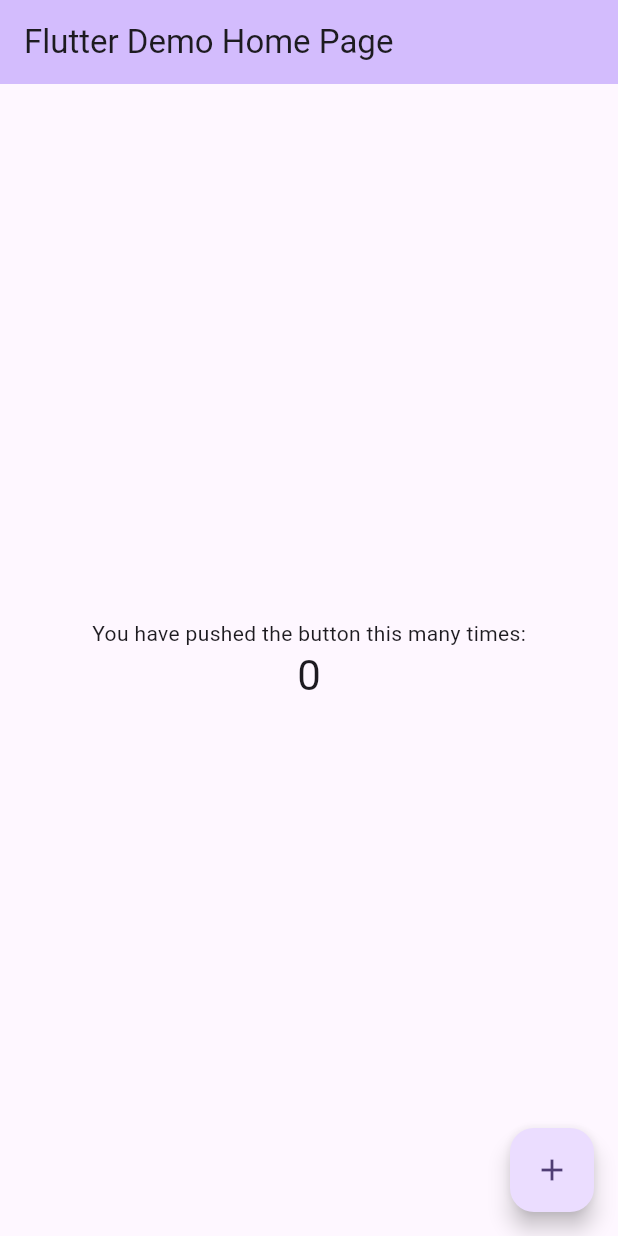
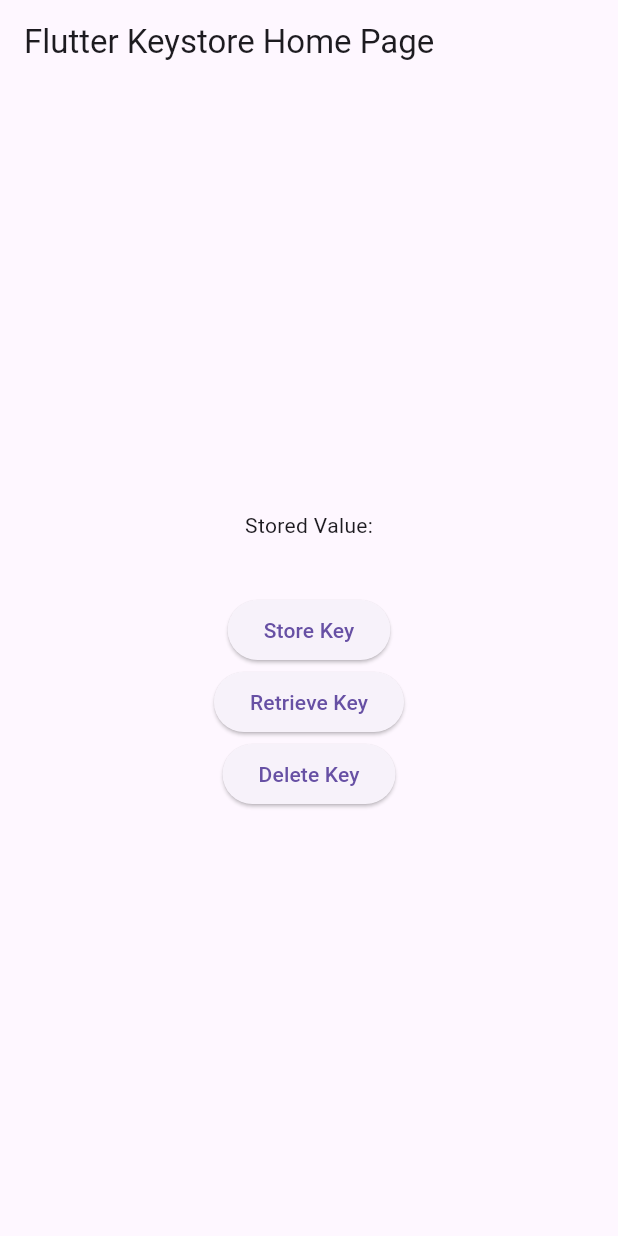
Before and after one commit to Sujeeth021/sih-aadhaar-flutter, a Flutter app: the screen it shows after launch, on a phone screen of 412 x 824 dp. Run offline on Flutter 3.47's test engine with Material 3 defaults, Android fonts, the phone set to English and light mode, and no system bars; our stand-ins replace flutter_secure_storage.

Commit message:
basic error resolved

```diff
--- a/lib/main.dart
+++ b/lib/main.dart
@@ -1,4 +1,5 @@
 import 'package:flutter/material.dart';
+import 'package:flutter_secure_storage/flutter_secure_storage.dart';
 
 void main() {
   runApp(const MyApp());
@@ -7,46 +8,20 @@ void main() {
 class MyApp extends StatelessWidget {
   const MyApp({super.key});
 
-  // This widget is the root of your application.
   @override
   Widget build(BuildContext context) {
     return MaterialApp(
-      title: 'Flutter Demo',
+      title: 'Flutter Keystore Demo',
       theme: ThemeData(
-        // This is the theme of your application.
-        //
-        // TRY THIS: Try running your application with "flutter run". You'll see
-        // the application has a purple toolbar. Then, without quitting the app,
-        // try changing the seedColor in the colorScheme below to Colors.green
-        // and then invoke "hot reload" (save your changes or press the "hot
-        // reload" button in a Flutter-supported IDE, or press "r" if you used
-        // the command line to start the app).
-        //
-        // Notice that the counter didn't reset back to zero; the application
-        // state is not lost during the reload. To reset the state, use hot
-        // restart instead.
-        //
-        // This works for code too, not just values: Most code changes can be
-        // tested with just a hot reload.
-        colorScheme: ColorScheme.fromSeed(seedColor: Colors.deepPurple),
-        useMaterial3: true,
+        primarySwatch: Colors.blue,
       ),
-      home: const MyHomePage(title: 'Flutter Demo Home Page'),
+      home: const MyHomePage(title: 'Flutter Keystore Home Page'),
     );
   }
 }
 
 class MyHomePage extends StatefulWidget {
   const MyHomePage({super.key, required this.title});
-
-  // This widget is the home page of your application. It is stateful, meaning
-  // that it has a State object (defined below) that contains fields that affect
-  // how it looks.
-
-  // This class is the configuration for the state. It holds the values (in this
-  // case the title) provided by the parent (in this case the App widget) and
-  // used by the build method of the State. Fields in a Widget subclass are
-  // always marked "final".
 
   final String title;
 
@@ -55,71 +30,66 @@ class MyHomePage extends StatefulWidget {
 }
 
 class _MyHomePageState extends State<MyHomePage> {
-  int _counter = 0;
-
-  void _incrementCounter() {
-    setState(() {
-      // This call to setState tells the Flutter framework that something has
-      // changed in this State, which causes it to rerun the build method below
-      // so that the display can reflect the updated values. If we changed
-      // _counter without calling setState(), then the build method would not be
-      // called again, and so nothing would appear to happen.
-      _counter++;
-    });
-  }
+  final storage = FlutterSecureStorage();
+  String _storedValue = '';
 
   @override
   Widget build(BuildContext context) {
-    // This method is rerun every time setState is called, for instance as done
-    // by the _incrementCounter method above.
-    //
-    // The Flutter framework has been optimized to make rerunning build methods
-    // fast, so that you can just rebuild anything that needs updating rather
-    // than having to individually change instances of widgets.
     return Scaffold(
       appBar: AppBar(
-        // TRY THIS: Try changing the color here to a specific color (to
-        // Colors.amber, perhaps?) and trigger a hot reload to see the AppBar
-        // change color while the other colors stay the same.
-        backgroundColor: Theme.of(context).colorScheme.inversePrimary,
-        // Here we take the value from the MyHomePage object that was created by
-        // the App.build method, and use it to set our appbar title.
         title: Text(widget.title),
       ),
       body: Center(
-        // Center is a layout widget. It takes a single child and positions it
-        // in the middle of the parent.
         child: Column(
-          // Column is also a layout widget. It takes a list of children and
-          // arranges them vertically. By default, it sizes itself to fit its
-          // children horizontally, and tries to be as tall as its parent.
-          //
-          // Column has various properties to control how it sizes itself and
-          // how it positions its children. Here we use mainAxisAlignment to
-          // center the children vertically; the main axis here is the vertical
-          // axis because Columns are vertical (the cross axis would be
-          // horizontal).
-          //
-          // TRY THIS: Invoke "debug painting" (choose the "Toggle Debug Paint"
-          // action in the IDE, or press "p" in the console), to see the
-          // wireframe for each widget.
           mainAxisAlignment: MainAxisAlignment.center,
           children: <Widget>[
-            const Text(
-              'You have pushed the button this many times:',
+            const Text('Stored Value:'),
+            Text(
+              _storedValue,
+              style: Theme.of(context).textTheme.headlineMedium,
             ),
-            Text(
-              '$_counter',
-              style: Theme.of(context).textTheme.headlineMedium,
+            ElevatedButton(
+              onPressed: () async {
+                await storeKey('my_key', 'Hello, Flutter!');
+                setState(() {
+                  _storedValue = 'Hello, Flutter!';
+                });
+              },
+              child: const Text('Store Key'),
+            ),
+            ElevatedButton(
+              onPressed: () async {
+                final value = await retrieveKey('my_key');
+                setState(() {
+                  _storedValue = value ?? 'No value found';
+                });
+              },
+              child: const Text('Retrieve Key'),
+            ),
+            ElevatedButton(
+              onPressed: () async {
+                await deleteKey('my_key');
+                setState(() {
+                  _storedValue = 'Key deleted';
+                });
+              },
+              child: const Text('Delete Key'),
             ),
           ],
         ),
       ),
-      floatingActionButton: FloatingActionButton(
-        onPressed: _incrementCounter,
-        tooltip: 'Increment',
-        child: const Icon(Icons.add),
-      ), // This trailing comma makes auto-formatting nicer for build methods.
     );
   }
+
+  Future<void> storeKey(String key, String value) async {
+    await storage.write(key: key, value: value);
+  }
+
+  Future<String?> retrieveKey(String key) async {
+    return await storage.read(key: key);
+  }
+
+  Future<void> deleteKey(String key) async {
+    await storage.delete(key: key);
+  }
 }
```
Also changed, not shown: pubspec.yaml (+1 -69 lines), pubspec.lock, 5 other files.
